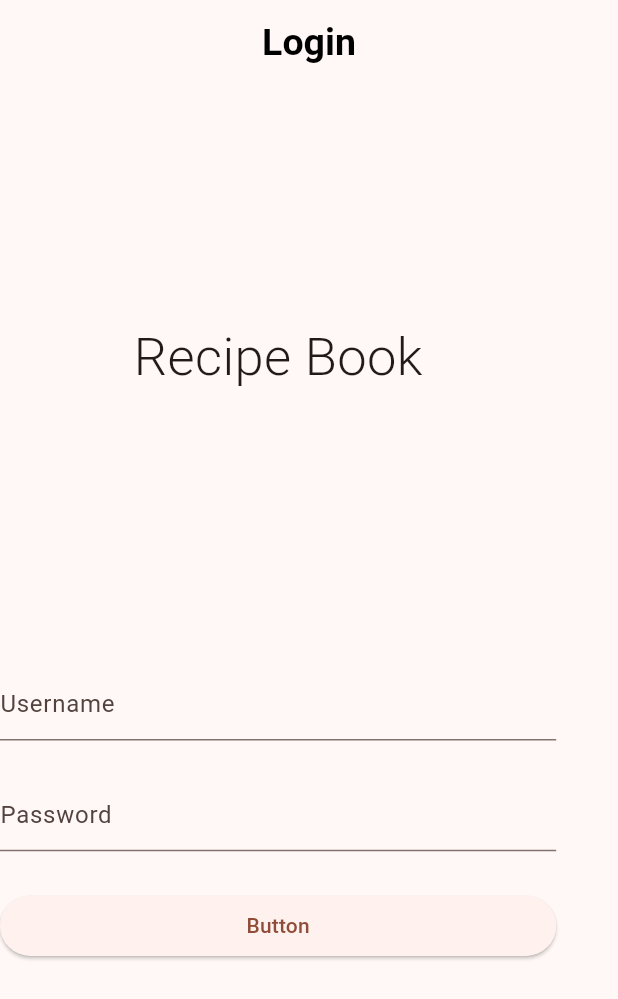
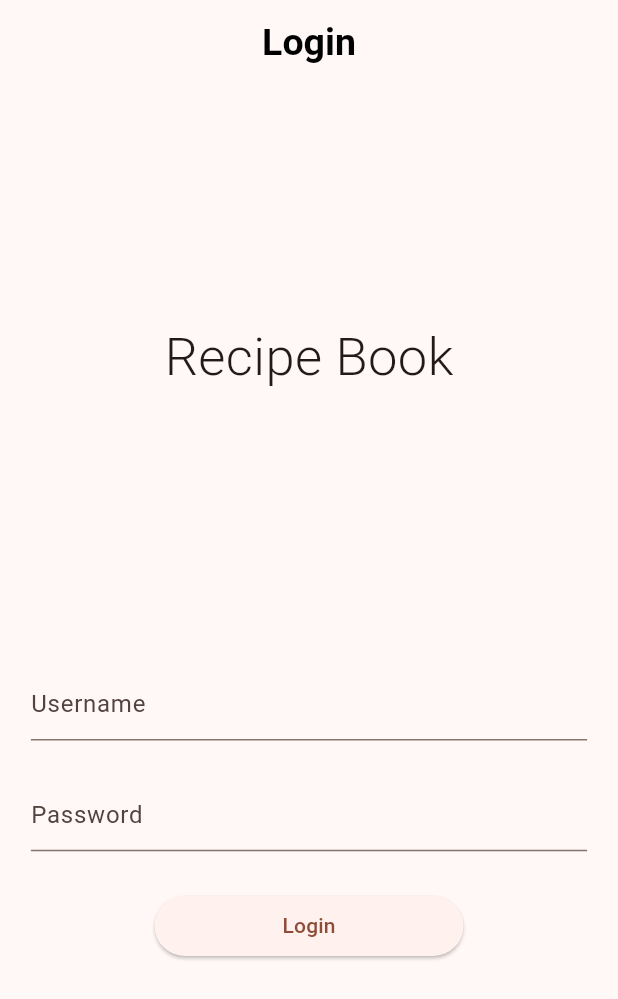
Before and after one commit to jamydevelop/Flutter-Android-Recipes-App, a Flutter app: the screen it shows after launch, on a phone screen of 412 x 824 dp. Shown: the top 999 px of the screen. Run offline on Flutter 3.47's test engine with Material 3 defaults, Android fonts, the phone set to English and light mode, and no system bars.

Commit message:
Fixed the LoginScreen Alignment

```diff
--- a/recipes_app/lib/pages/login_page.dart
+++ b/recipes_app/lib/pages/login_page.dart
@@ -15,12 +15,14 @@ class _LoginPageState extends State<LoginPage> {
         centerTitle: true,
         title: const Text('Login'),
       ),
-      body: _buildUI(),
+      body: SafeArea(child: _buildUI()),
     );
   }
 
   Widget _buildUI() {
-    return Column(
+    return SizedBox(
+      width: MediaQuery.sizeOf(context).width,
+      child: Column(
         mainAxisSize: MainAxisSize.max,
         mainAxisAlignment: MainAxisAlignment.spaceEvenly,
         crossAxisAlignment: CrossAxisAlignment.center,
@@ -29,6 +31,7 @@ class _LoginPageState extends State<LoginPage> {
           _title(),
           _loginForm()
         ],
+      ),
     );
   }
 
@@ -55,7 +58,7 @@ class _LoginPageState extends State<LoginPage> {
             TextFormField(
               decoration: const InputDecoration(hintText: 'Password'),
             ),
-            _loginButton(),
+            _loginButton()
           ],
         ),
       ),
@@ -64,10 +67,10 @@ class _LoginPageState extends State<LoginPage> {
 
   Widget _loginButton() {
     return SizedBox(
-      width: MediaQuery.sizeOf(context).width * 60,
+      width: MediaQuery.sizeOf(context).width * 0.50,
       child: ElevatedButton(
         onPressed: () {},
-        child: const Text('Button'),
+        child: const Text('Login'),
       ),
     );
   }
```
Lines whose indentation alone changed are shown as unchanged.
